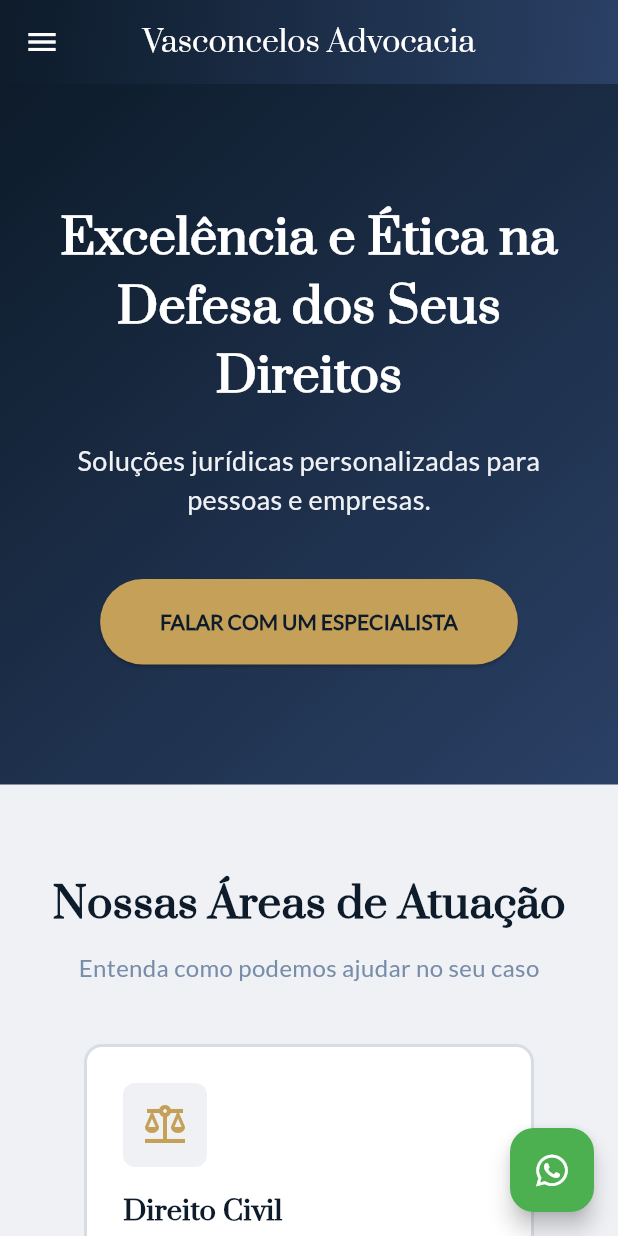
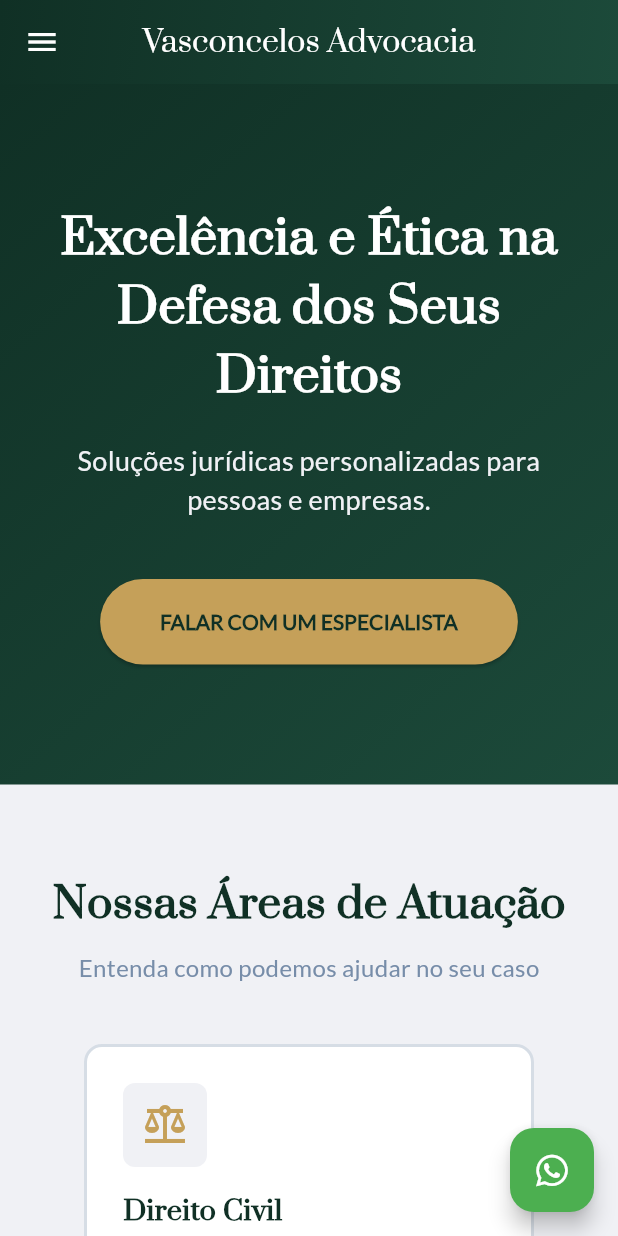
Before and after one commit to ryannestacio/adv_site, a Flutter app: the screen it shows after launch, on a phone screen of 412 x 824 dp. Run offline on Flutter 3.47's test engine with Material 3 defaults, Android fonts, the phone set to English and light mode, and no system bars; our stand-ins replace font_awesome_flutter.

Commit message:
STYLE & REFACTOR: Altered all main colors of archive app_colors.dart ans refatored the files where the old variables were used.

```diff
--- a/lib/core/theme/app_colors.dart
+++ b/lib/core/theme/app_colors.dart
@@ -2,8 +2,8 @@ import 'package:flutter/material.dart';
 
 class AppColors {
   //Cores principais do site
-  static const Color navyBlue = Color(0xFF0D1B2A); // Azul bem escuro
-  static const Color royalBlue = Color(0xFF1B263B); // Azul intermediário
+  static const Color darkGreen = Color(0xFF103025); // Azul bem escuro
+  static const Color forestGreen = Color(0xFF1C4A3A); // Azul intermediário
 
   //Cores de destaque
   static const Color gold = Color(0xFFC5A059); // Dourado fosco
--- a/lib/core/theme/app_theme.dart
+++ b/lib/core/theme/app_theme.dart
@@ -8,7 +8,7 @@ class AppTheme {
 
       // Define o esquema de cores principal
       colorScheme: const ColorScheme.light(
-        primary: AppColors.navyBlue, // Cor principal do app
+        primary: AppColors.darkGreen, // Cor principal do app
         secondary: AppColors.gold, // Cor de destaque (botões flutuantes, etc)
         surface: AppColors.offWhite, // Cor de fundo das telas
         onPrimary:
@@ -17,7 +17,7 @@ class AppTheme {
 
       // Configuração padrão da AppBar (Topo do app)
       appBarTheme: const AppBarTheme(
-        backgroundColor: AppColors.navyBlue,
+        backgroundColor: AppColors.darkGreen,
         foregroundColor: AppColors.white, // Cor do texto/ícones
         elevation: 0,
         centerTitle: true,
@@ -27,7 +27,7 @@ class AppTheme {
       elevatedButtonTheme: ElevatedButtonThemeData(
         style: ElevatedButton.styleFrom(
           backgroundColor: AppColors.gold,
-          foregroundColor: AppColors.navyBlue, // Texto do botão
+          foregroundColor: AppColors.darkGreen, // Texto do botão
           textStyle: const TextStyle(fontWeight: FontWeight.bold),
           padding: const EdgeInsets.symmetric(horizontal: 24, vertical: 12),
         ),
--- a/lib/features/landing_page/presentation/pages/home_page.dart
+++ b/lib/features/landing_page/presentation/pages/home_page.dart
@@ -62,7 +62,7 @@ class _HomePageState extends State<HomePage> {
                 padding: EdgeInsets.zero,
                 children: [
                   const DrawerHeader(
-                    decoration: BoxDecoration(color: AppColors.navyBlue),
+                    decoration: BoxDecoration(color: AppColors.darkGreen),
                     child: Column(
                       mainAxisAlignment: MainAxisAlignment.center,
                       children: [
@@ -144,7 +144,7 @@ class _HomePageState extends State<HomePage> {
             gradient: LinearGradient(
               begin: Alignment.topLeft,
               end: Alignment.bottomRight,
-              colors: [AppColors.navyBlue, Color(0xFF2A4065)],
+              colors: [AppColors.darkGreen, Color(0xFF1C4A3A)],
             ),
           ),
         ),
@@ -199,7 +199,7 @@ class _HomePageState extends State<HomePage> {
       width: double.infinity,
       padding: const EdgeInsets.symmetric(vertical: 80, horizontal: 20),
       decoration: const BoxDecoration(
-        color: AppColors.navyBlue,
+        color: AppColors.darkGreen,
         gradient: LinearGradient(
           // Onde começa o gradiente (Canto Superior Esquerdo)
           begin: Alignment.topLeft,
@@ -207,8 +207,8 @@ class _HomePageState extends State<HomePage> {
           end: Alignment.bottomRight,
           // A lista de cores (do início para o fim)
           colors: [
-            AppColors.navyBlue, // Azul Marinho Escuro
-            Color(0xFF2A4065), // Um azul um pouco mais claro para dar brilho
+            AppColors.darkGreen, // Azul Marinho Escuro
+            Color(0xFF1C4A3A), // Um azul um pouco mais claro para dar brilho
             // Você pode colocar quantas cores quiser aqui
           ],
         ),
@@ -263,7 +263,7 @@ class _HomePageState extends State<HomePage> {
             style: TextStyle(
               fontSize: 28,
               fontWeight: FontWeight.bold,
-              color: AppColors.navyBlue,
+              color: AppColors.darkGreen,
               fontFamily: 'Prata',
             ),
           ),
@@ -338,7 +338,7 @@ class _HomePageState extends State<HomePage> {
     return Container(
       width: double.infinity,
       padding: const EdgeInsets.all(40),
-      color: AppColors.royalBlue,
+      color: AppColors.forestGreen,
       child: Column(
         children: [
           const Text(
--- a/lib/features/landing_page/presentation/widgets/area_card.dart
+++ b/lib/features/landing_page/presentation/widgets/area_card.dart
@@ -40,7 +40,7 @@ class _AreaCardState extends State<AreaCard> {
               ? Matrix4.identity().scaled(1.02)
               : Matrix4.identity(),
           decoration: BoxDecoration(
-            color: isHovered ? AppColors.navyBlue : AppColors.white,
+            color: isHovered ? AppColors.darkGreen : AppColors.white,
             borderRadius: BorderRadius.circular(12),
             border: Border.all(
               color: isHovered
@@ -51,7 +51,7 @@ class _AreaCardState extends State<AreaCard> {
             boxShadow: [
               if (isHovered)
                 BoxShadow(
-                  color: AppColors.navyBlue.withOpacity(0.2),
+                  color: AppColors.darkGreen.withOpacity(0.2),
                   blurRadius: 15,
                   offset: const Offset(0, 10),
                 ),
@@ -81,7 +81,7 @@ class _AreaCardState extends State<AreaCard> {
                 style: TextStyle(
                   fontSize: 18,
                   fontWeight: FontWeight.bold,
-                  color: isHovered ? AppColors.white : AppColors.navyBlue,
+                  color: isHovered ? AppColors.white : AppColors.darkGreen,
                   fontFamily: 'Prata',
                 ),
               ),
```
